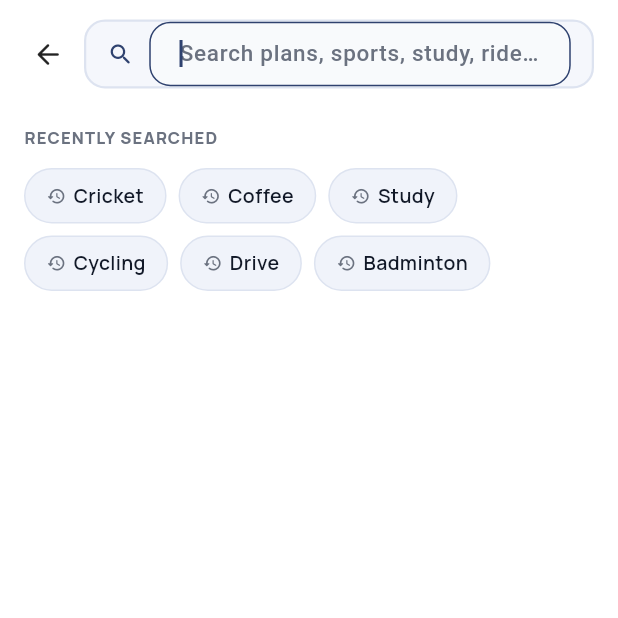
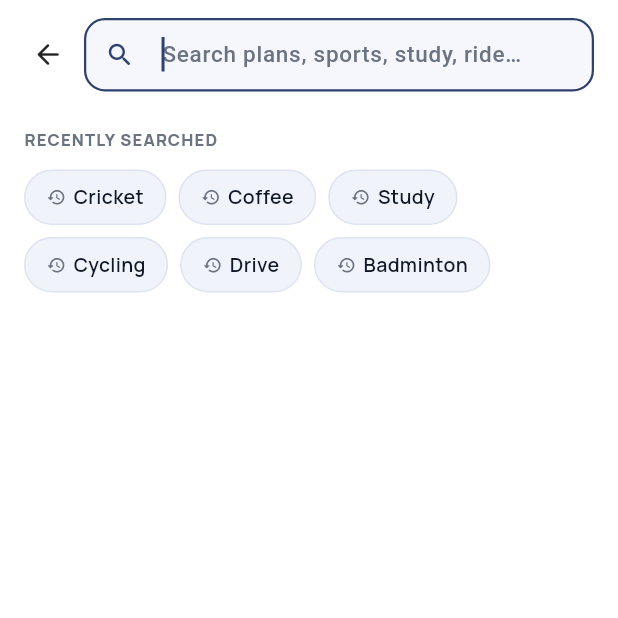
Before and after one commit to srvch/spark, a Flutter app: the _SearchScreen screen opened directly with empty values, on a phone screen of 412 x 824 dp, the top half of it. Run offline on Flutter 3.47's test engine with Material 3 defaults, Android fonts, the phone set to English and light mode, and no system bars; our stand-ins replace dio, firebase_core, firebase_messaging, flutter_riverpod, geocoding, geolocator and 3 more; accounts and stored records are empty.

Commit message:
Align search icon within the search input field
Integrate the search icon directly into the TextField using InputDecoration.prefixIcon for correct visual alignment and rendering.

Replit-Commit-Author: Agent
Replit-Commit-Session-Id: 697b919e-6b29-43ca-9a93-20bf60778638
Replit-Commit-Checkpoint-Type: full_checkpoint
Replit-Commit-Event-Id: e8e7fc25-ddfb-4d5d-bcef-c67e5555a909
Replit-Commit-Screenshot-Url: https://storage.googleapis.com/screenshot-production-us-central1/7c1d5499-f4af-4866-a8ba-202306be193b/697b919e-6b29-43ca-9a93-20bf60778638/VljNmo4
Replit-Helium-Checkpoint-Created: true

```diff
--- a/spark_flutter/lib/features/spark/presentation/screens/discover_screen.dart
+++ b/spark_flutter/lib/features/spark/presentation/screens/discover_screen.dart
@@ -909,26 +909,6 @@ class _SearchScreenState extends State<_SearchScreen> {
                   ),
                   // search field
                   Expanded(
-                    child: Container(
-                      height: 46,
-                      padding: const EdgeInsets.symmetric(horizontal: 14),
-                      decoration: BoxDecoration(
-                        color: const Color(0xFFF5F7FC),
-                        borderRadius: BorderRadius.circular(14),
-                        border: Border.all(
-                          color: const Color(0xFFDDE3F0),
-                          width: 1.5,
-                        ),
-                      ),
-                      child: Row(
-                        children: [
-                          const Icon(
-                            Icons.search_rounded,
-                            size: 18,
-                            color: AppColors.accent,
-                          ),
-                          const SizedBox(width: 10),
-                          Expanded(
                     child: TextField(
                       controller: _ctrl,
                       autofocus: true,
@@ -943,33 +923,56 @@ class _SearchScreenState extends State<_SearchScreen> {
                         fontSize: 15,
                         fontWeight: FontWeight.w500,
                         color: AppColors.textPrimary,
-                                height: 1.2,
-                              ),
-                              decoration: const InputDecoration(
-                                border: InputBorder.none,
-                                isCollapsed: true,
-                                hintText:
-                                    'Search plans, sports, study, ride…',
-                                hintStyle: TextStyle(
-                                  fontSize: 15,
-                                  color: AppColors.textSecondary,
-                                ),
-                              ),
-                            ),
-                          ),
-                          if (_query.isNotEmpty)
-                            GestureDetector(
+                      ),
+                      decoration: InputDecoration(
+                        filled: true,
+                        fillColor: const Color(0xFFF5F7FC),
+                        prefixIcon: const Icon(
+                          Icons.search_rounded,
+                          size: 20,
+                          color: AppColors.accent,
+                        ),
+                        suffixIcon: _query.isNotEmpty
+                            ? GestureDetector(
                                 onTap: () {
                                   _ctrl.clear();
                                   setState(() => _query = '');
                                 },
                                 child: const Icon(
                                   Icons.close_rounded,
-                                size: 17,
+                                  size: 18,
                                   color: AppColors.textSecondary,
                                 ),
-                            ),
-                        ],
+                              )
+                            : null,
+                        hintText: 'Search plans, sports, study, ride…',
+                        hintStyle: const TextStyle(
+                          fontSize: 15,
+                          color: AppColors.textSecondary,
+                        ),
+                        contentPadding:
+                            const EdgeInsets.symmetric(vertical: 13),
+                        border: OutlineInputBorder(
+                          borderRadius: BorderRadius.circular(14),
+                          borderSide: const BorderSide(
+                            color: Color(0xFFDDE3F0),
+                            width: 1.5,
+                          ),
+                        ),
+                        enabledBorder: OutlineInputBorder(
+                          borderRadius: BorderRadius.circular(14),
+                          borderSide: const BorderSide(
+                            color: Color(0xFFDDE3F0),
+                            width: 1.5,
+                          ),
+                        ),
+                        focusedBorder: OutlineInputBorder(
+                          borderRadius: BorderRadius.circular(14),
+                          borderSide: const BorderSide(
+                            color: AppColors.accent,
+                            width: 1.5,
+                          ),
+                        ),
                       ),
                     ),
                   ),
```
Also changed, not shown: attached_assets/Screenshot_2026-04-01_at_2.01.17_PM_1775032281308.png (added). Lines whose indentation alone changed are shown as unchanged.
